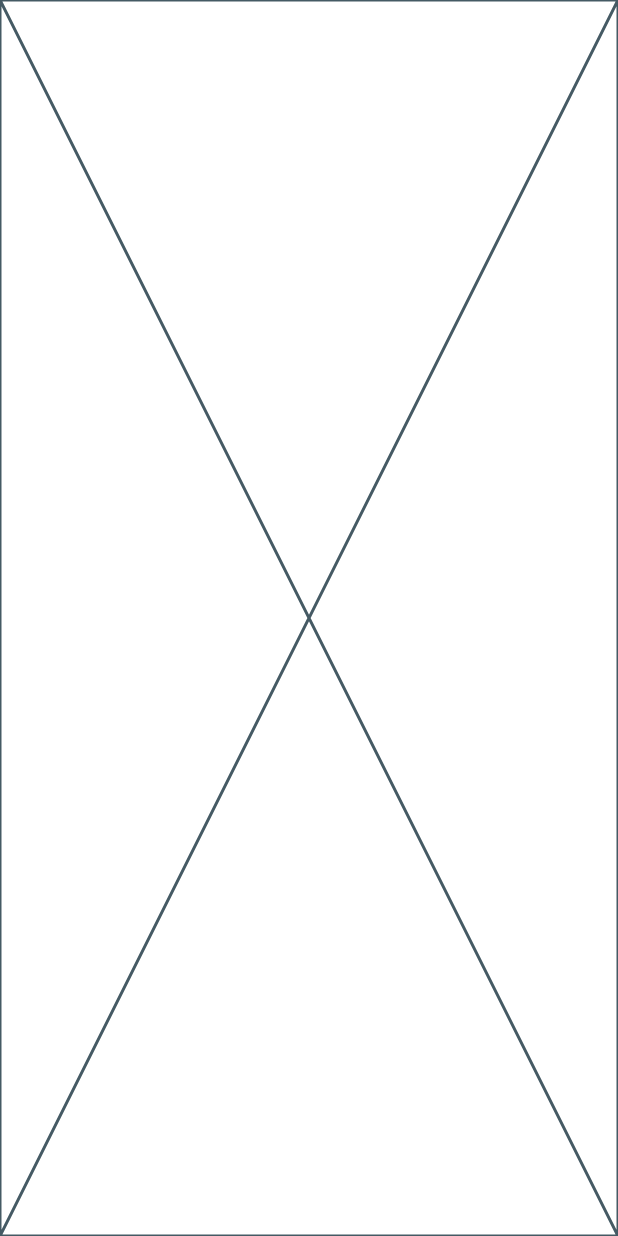
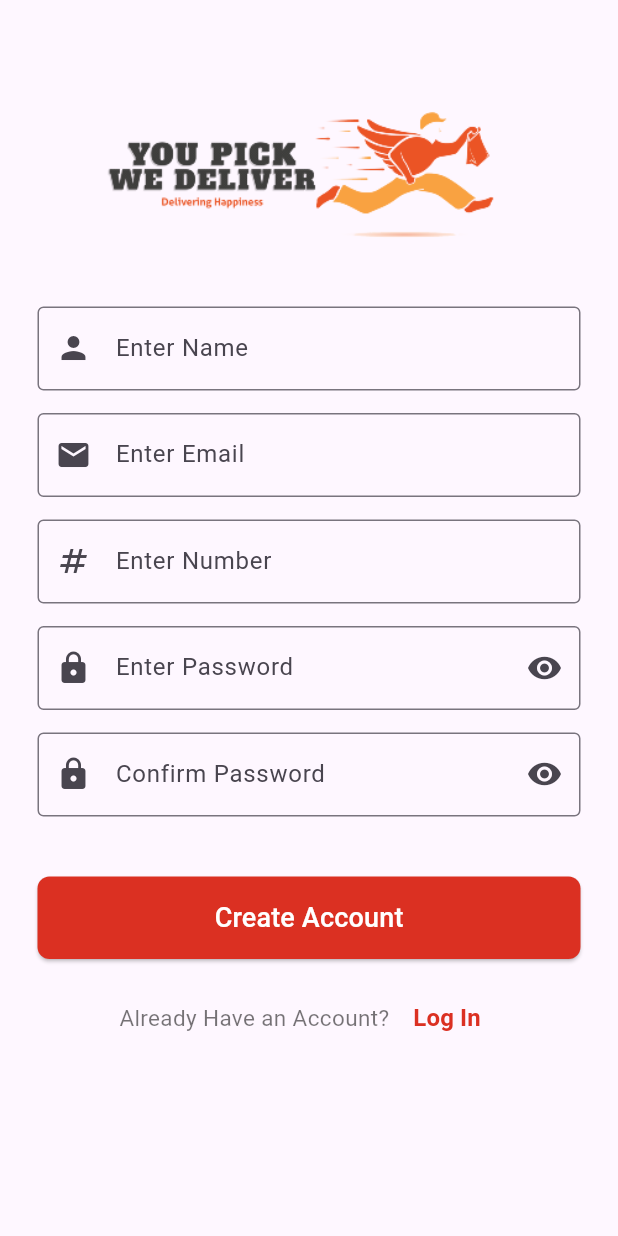
Before and after one commit to shallom-dot/ECommerce-App, a Flutter app: the screen it shows after launch, after a tap on "Sign Up", on a phone screen of 412 x 824 dp. Run offline on Flutter 3.47's test engine with Material 3 defaults, Android fonts, the phone set to English and light mode, and no system bars; our stand-ins replace introduction_screen.

Commit message:
signupscreen

```diff
--- a/lib/screens/login_screen.dart
+++ b/lib/screens/login_screen.dart
@@ -24,7 +24,7 @@ class LoginScreen extends StatelessWidget {
                       decoration: const InputDecoration(
                         labelText: 'Enter Email',
                         border: OutlineInputBorder(),
-                        prefixIcon: Icon(Icons.person),
+                        prefixIcon: Icon(Icons.email),
                       ),
                     ),
                     const SizedBox(height: 15,),
@@ -41,7 +41,7 @@ class LoginScreen extends StatelessWidget {
                       child: TextButton(onPressed: () {},
                 child: const Text('Forgot Password?',
                  style: TextStyle(
-                  color: Color(0xFFEF6969),
+                  color: Color(0xFFDB3022),
                   fontSize: 16,
                   fontWeight: FontWeight.w600),
                  )),),
@@ -51,7 +51,7 @@ class LoginScreen extends StatelessWidget {
             },
              style:  ElevatedButton.styleFrom(
               minimumSize: const Size.fromHeight(55),
-              backgroundColor: const Color(0xFFEF6969),
+              backgroundColor: const Color(0xFFDB3022),
               shape: RoundedRectangleBorder(
                 borderRadius: BorderRadius.circular(8)
               )
@@ -76,7 +76,7 @@ class LoginScreen extends StatelessWidget {
                },
                 child: const Text('Sign Up',
                  style: TextStyle(
-                  color: Color(0xFFEF6969),
+                  color: Color(0xFFDB3022),
                   fontSize: 16,
                   fontWeight: FontWeight.w600),
                  )),
--- a/lib/screens/onboarding_screen.dart
+++ b/lib/screens/onboarding_screen.dart
@@ -50,7 +50,7 @@ final introKey = GlobalKey<IntroductionScreenState> ();
             },
              style:  ElevatedButton.styleFrom(
               minimumSize: const Size.fromHeight(55),
-              backgroundColor: const Color(0xFFEF6969),
+              backgroundColor: const Color(0xFFDB3022),
               shape: RoundedRectangleBorder(
                 borderRadius: BorderRadius.circular(8)
               ),
@@ -71,11 +71,11 @@ final introKey = GlobalKey<IntroductionScreenState> ();
       showBackButton: true,
       back: const Text('Back', style: TextStyle(
         fontWeight: FontWeight.w600,
-        color: Color(0XFFEF6969),
+        color: Color(0xFFDB3022),
       ),),
           next: const Text('Next',
            style: TextStyle(fontWeight: FontWeight.w600,
-            color: Color(0XFFEF6969),
+            color: Color(0xFFDB3022),
             ),),
         //  done: const Text('Done',
         //    style: TextStyle(fontWeight: FontWeight.w600,
@@ -90,7 +90,7 @@ final introKey = GlobalKey<IntroductionScreenState> ();
             dotsDecorator: DotsDecorator(
               size: const Size.square(10),
               activeSize: const Size(20, 10),
-              activeColor: const Color(0XFFEF6969),
+              activeColor: const Color(0xFFDB3022),
               color: Colors.black,
               spacing: const EdgeInsets.symmetric(horizontal: 3),
               activeShape: RoundedRectangleBorder(
--- a/lib/screens/signup_screen.dart
+++ b/lib/screens/signup_screen.dart
@@ -1,3 +1,6 @@
+import 'package:e_commerce_app/screens/home_screen.dart';
+import 'package:e_commerce_app/screens/login_screen.dart';
+import 'package:e_commerce_app/screens/signup_screen.dart';
 import 'package:flutter/material.dart';
 
 class SignUpScreen extends StatelessWidget {
@@ -5,6 +8,108 @@ class SignUpScreen extends StatelessWidget {
 
   @override
   Widget build(BuildContext context) {
-    return const Placeholder();
+    return Material(
+      child: SingleChildScrollView(
+        child: SafeArea(
+          child: Column(
+            mainAxisAlignment: MainAxisAlignment.center,
+            children: [
+              SizedBox(height: 50,),
+              Image.asset('assets/images/freed.png'),
+              const SizedBox(height: 20,),
+              Padding(
+                padding: const EdgeInsets.symmetric(horizontal: 25),
+                child: Column(
+                  children: [
+                    TextFormField(
+                      decoration: const InputDecoration(
+                        labelText: 'Enter Name',
+                        border: OutlineInputBorder(),
+                        prefixIcon: Icon(Icons.person),
+                      ),
+                    ),
+                    SizedBox(height: 15),
+                    TextFormField(
+                      decoration: const InputDecoration(
+                        labelText: 'Enter Email',
+                        border: OutlineInputBorder(),
+                        prefixIcon: Icon(Icons.email),
+                      ),
+                    ),
+                     SizedBox(height: 15),
+                    TextFormField(
+                      decoration: const InputDecoration(
+                        labelText: 'Enter Number',
+                        border: OutlineInputBorder(),
+                        prefixIcon: Icon(Icons.numbers),
+                      ),
+                    ),
+                    const SizedBox(height: 15,),
+                    TextFormField(
+                      obscureText: true,
+                      decoration: const InputDecoration(
+                        labelText: 'Enter Password',
+                        border: OutlineInputBorder(),
+                        prefixIcon: Icon(Icons.lock),
+                        suffixIcon: Icon(Icons.remove_red_eye),
+                      ),
+                    ),
+                     const SizedBox(height: 15,),
+                    TextFormField(
+                      obscureText: true,
+                      decoration: const InputDecoration(
+                        labelText: 'Confirm Password',
+                        border: OutlineInputBorder(),
+                        prefixIcon: Icon(Icons.lock),
+                        suffixIcon: Icon(Icons.remove_red_eye),
+                      ),
+                    ),
+
+                    const SizedBox(height: 40),
+                     ElevatedButton(onPressed: () {
+              Navigator.push(context, MaterialPageRoute(builder: (context) => const HomeScreen()));
+            },
+             style:  ElevatedButton.styleFrom(
+              minimumSize: const Size.fromHeight(55),
+              backgroundColor: const Color(0xFFDB3022),
+              shape: RoundedRectangleBorder(
+                borderRadius: BorderRadius.circular(8)
+              )
+
+             ),
+             child: const Text("Create Account",
+              style: TextStyle(fontSize: 18, color: Colors.white),),
+             ),
+
+             const SizedBox(height: 15),
+            Row(
+              mainAxisAlignment: MainAxisAlignment.center,
+              children: [
+                const Text("Already Have an Account? ",
+                style: TextStyle(
+                  color: Colors.black54,
+                  fontSize: 15,
+                )
+                ),
+               TextButton(onPressed: () {
+                Navigator.push(context,
+                MaterialPageRoute(builder: (context) => LoginScreen()));
+               },
+                child: const Text('Log In',
+                 style: TextStyle(
+                  color: Color(0xFFDB3022),
+                  fontSize: 16,
+                  fontWeight: FontWeight.w600),
+                 )),
+              ],
+            )
+                  ],
+                ),
+              ),
+            ],
+          )
+          ),
+      ),
+    );
   }
 }
--- a/lib/screens/splash_screen.dart
+++ b/lib/screens/splash_screen.dart
@@ -44,7 +44,7 @@ class _SplashScreenState extends State<SplashScreen> {
            Icon(
             Icons.shopping_cart,
             size: 200,
-            color: Color.fromARGB(255, 238, 80, 80),
+            color: Color(0xFFDB3022),
           ),
           Text('DP SHOP',
           style: TextStyle(
```
